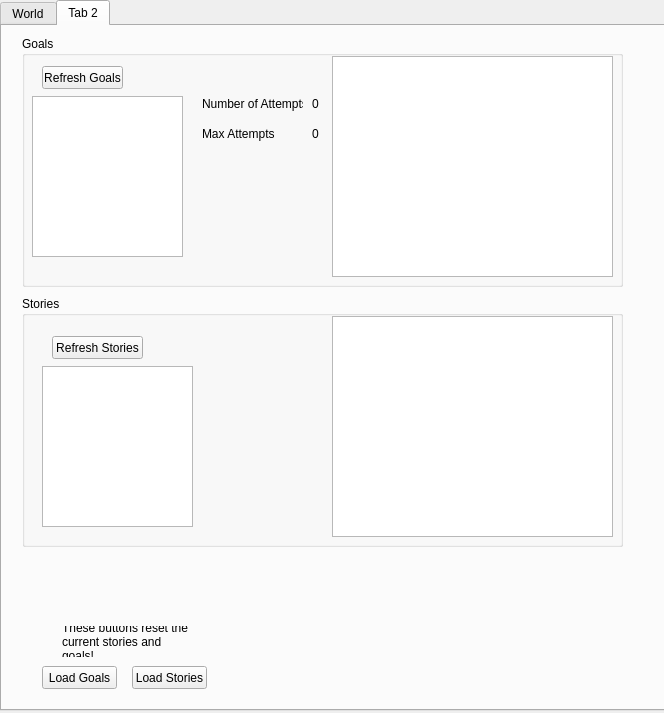
This is Jan2014/form.ui in nschudlo/Jan2014 as Qt 5 draws it before an edit. The edited form follows.
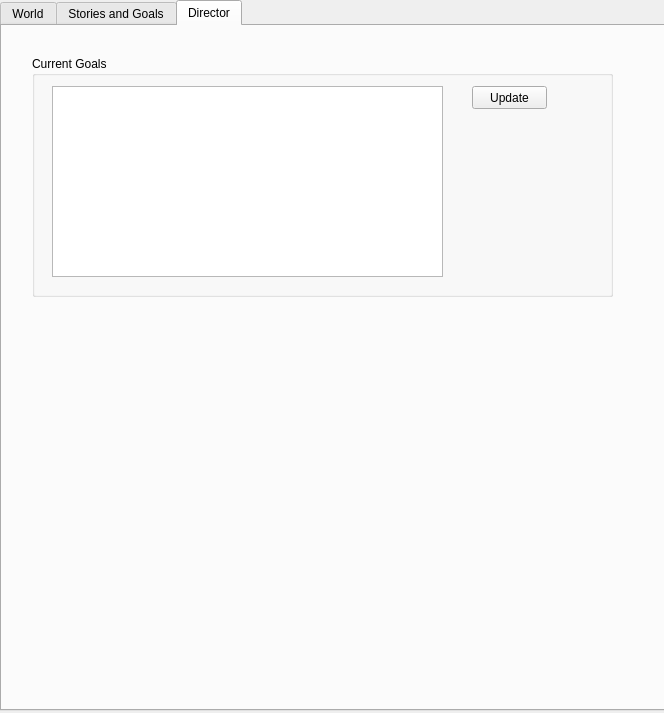
This is the edited form.

Diff of the .ui file:
```diff
--- a/Jan2014/form.ui
+++ b/Jan2014/form.ui
@@ -23,7 +23,7 @@
     </rect>
    </property>
    <property name="currentIndex">
-    <number>1</number>
+    <number>2</number>
    </property>
    <widget class="QWidget" name="tab">
     <attribute name="title">
@@ -915,7 +915,7 @@
    </widget>
    <widget class="QWidget" name="tab_2">
     <attribute name="title">
-     <string>Tab 2</string>
+     <string>Stories and Goals</string>
     </attribute>
     <widget class="QGroupBox" name="groupBox_2">
      <property name="geometry">
@@ -1112,6 +1112,47 @@
      </property>
     </widget>
    </widget>
+   <widget class="QWidget" name="tab_3">
+    <attribute name="title">
+     <string>Director</string>
+    </attribute>
+    <widget class="QGroupBox" name="groupBox_4">
+     <property name="geometry">
+      <rect>
+       <x>30</x>
+       <y>30</y>
+       <width>581</width>
+       <height>241</height>
+      </rect>
+     </property>
+     <property name="title">
+      <string>Current Goals</string>
+     </property>
+     <widget class="QListWidget" name="currentGoalsList">
+      <property name="geometry">
+       <rect>
+        <x>20</x>
+        <y>30</y>
+        <width>391</width>
+        <height>191</height>
+       </rect>
+      </property>
+     </widget>
+     <widget class="QPushButton" name="updateCurrentGoalsButton">
+      <property name="geometry">
+       <rect>
+        <x>440</x>
+        <y>30</y>
+        <width>75</width>
+        <height>23</height>
+       </rect>
+      </property>
+      <property name="text">
+       <string>Update</string>
+      </property>
+     </widget>
+    </widget>
+   </widget>
   </widget>
  </widget>
  <resources/>
```
Left out of the diff: 1 changed line with no effect on the pictures.
